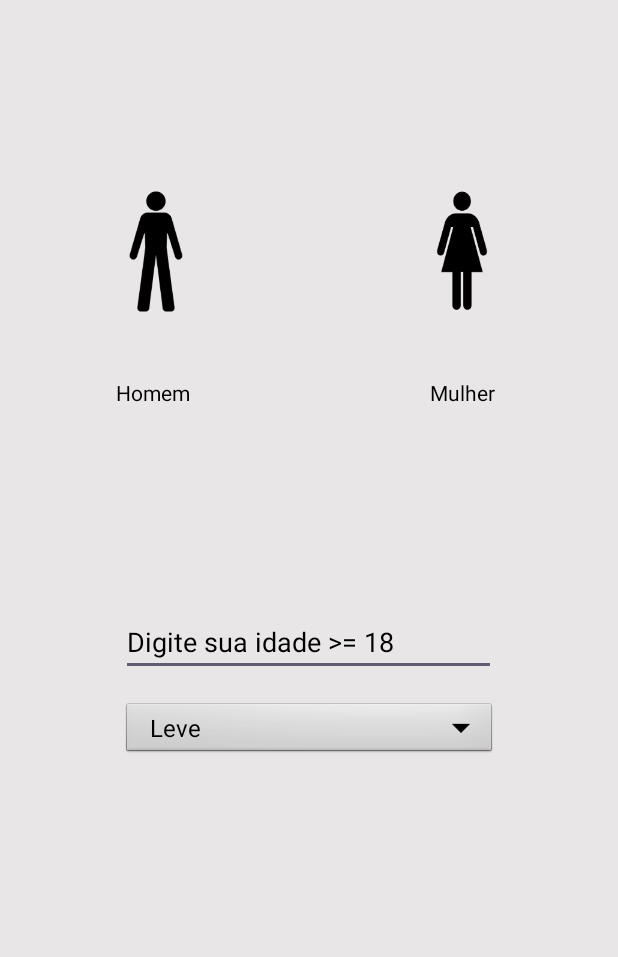
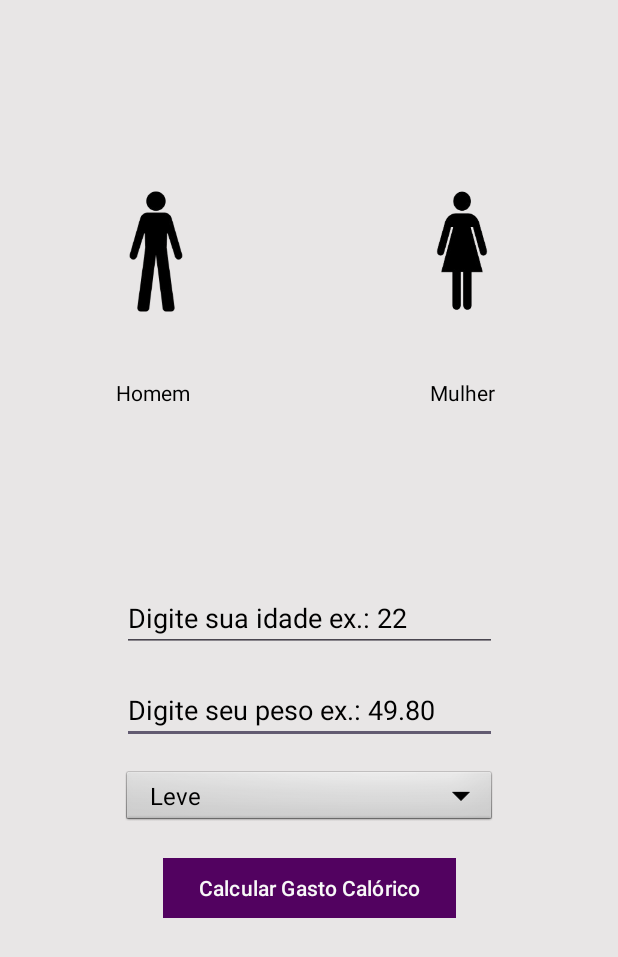
Before and after one commit to andreyna1808/gasto-calorico-and-imc, an Android app: the CaloricLossActivity screen opened directly, with no data from a screen before it, on a phone screen of 412 x 824 dp. Shown: the top 957 px of the screen. Run offline under Robolectric (Android 15) with nearby library versions, the phone set to English and light mode, and no system bars.

Commit message:
feat: finish project

```diff
--- a/app/src/main/res/layout/activity_caloric_loss.xml
+++ b/app/src/main/res/layout/activity_caloric_loss.xml
@@ -7,27 +7,53 @@
     android:background="#E8E6E6"
     tools:context=".CaloricLossActivity">
 
-    <com.google.android.material.textfield.TextInputEditText
-        android:id="@+id/value_weight2"
+    <EditText
+        android:id="@+id/value_weight_caloric"
         android:layout_width="250dp"
         android:layout_height="wrap_content"
-        android:layout_marginTop="32dp"
-        android:hint="Digite sua idade >= 18"
+        android:layout_marginTop="16dp"
+        android:ems="10"
+        android:hint="Digite seu peso ex.: 49.80"
+        android:inputType="numberDecimal"
         android:textColor="#000000"
         android:textColorHighlight="#000000"
         android:textColorHint="#000000"
-        android:textColorLink="#000000"
+        app:layout_constraintEnd_toEndOf="parent"
+        app:layout_constraintStart_toStartOf="parent"
+        app:layout_constraintTop_toBottomOf="@+id/value_age" />
+
+    <Button
+        android:id="@+id/calculate_caloric_loss"
+        android:layout_width="wrap_content"
+        android:layout_height="wrap_content"
+        android:layout_marginTop="16dp"
+        android:backgroundTint="#520260"
+        android:onClick="calculateCaloricLoss"
+        android:text="Calcular Gasto Calórico"
+        android:textColor="#F8F8F8"
+        android:textColorHighlight="#FFFFFF"
+        android:textColorHint="#FFFFFF"
+        android:textColorLink="#FFFFFF"
+        app:cornerRadius="0dp"
+        app:layout_constraintEnd_toEndOf="parent"
+        app:layout_constraintStart_toStartOf="parent"
+        app:layout_constraintTop_toBottomOf="@+id/selectPhysicalActivity" />
+
+    <TextView
+        android:id="@+id/result_caloric_loss"
+        android:layout_width="wrap_content"
+        android:layout_height="wrap_content"
         app:layout_constraintBottom_toBottomOf="parent"
         app:layout_constraintEnd_toEndOf="parent"
-        app:layout_constraintHorizontal_bias="0.496"
         app:layout_constraintStart_toStartOf="parent"
-        app:layout_constraintTop_toTopOf="parent" />
+        app:layout_constraintTop_toBottomOf="@+id/calculate_caloric_loss" />
 
     <ImageView
         android:id="@+id/select_man"
         android:layout_width="200dp"
         android:layout_height="335dp"
         android:layout_marginStart="4dp"
+        android:onClick="selectedMan"
         app:layout_constraintStart_toStartOf="parent"
         app:layout_constraintTop_toTopOf="parent"
         app:srcCompat="@drawable/man" />
@@ -37,6 +63,7 @@
         android:layout_width="200dp"
         android:layout_height="335dp"
         android:layout_marginEnd="4dp"
+        android:onClick="selectedWoman"
         app:layout_constraintEnd_toEndOf="parent"
         app:layout_constraintTop_toTopOf="parent"
         app:srcCompat="@drawable/woman" />
@@ -70,15 +97,32 @@
 
     <Spinner
         android:id="@+id/selectPhysicalActivity"
+        style="@style/Widget.AppCompat.Spinner.Underlined"
         android:layout_width="250dp"
         android:layout_height="40dp"
         android:layout_marginTop="16dp"
-        app:layout_constraintEnd_toEndOf="parent"
-        app:layout_constraintStart_toStartOf="parent"
-        app:layout_constraintTop_toBottomOf="@+id/value_weight2"
-        style="@style/Widget.AppCompat.Spinner.Underlined"
         android:background="@android:drawable/btn_dropdown"
         android:dropDownWidth="250dp"
-        android:theme="@style/SpinnerTheme" />
+        android:theme="@style/SpinnerTheme"
+        app:layout_constraintEnd_toEndOf="parent"
+        app:layout_constraintHorizontal_bias="0.503"
+        app:layout_constraintStart_toStartOf="parent"
+        app:layout_constraintTop_toBottomOf="@+id/value_weight_caloric" />
+
+    <EditText
+        android:id="@+id/value_age"
+        android:layout_width="250dp"
+        android:layout_height="wrap_content"
+        android:ems="10"
+        android:hint="Digite sua idade ex.: 22"
+        android:inputType="number"
+        android:textColor="#000000"
+        android:textColorHighlight="#000000"
+        android:textColorHint="#000000"
+        app:layout_constraintBottom_toBottomOf="parent"
+        app:layout_constraintEnd_toEndOf="parent"
+        app:layout_constraintHorizontal_bias="0.503"
+        app:layout_constraintStart_toStartOf="parent"
+        app:layout_constraintTop_toTopOf="parent" />
 
 </androidx.constraintlayout.widget.ConstraintLayout>
```
Also changed, not shown: app/src/main/java/com/example/gasto_calorico_and_imc/CaloricLossActivity.kt (+112 -0 lines), 3 other files.
